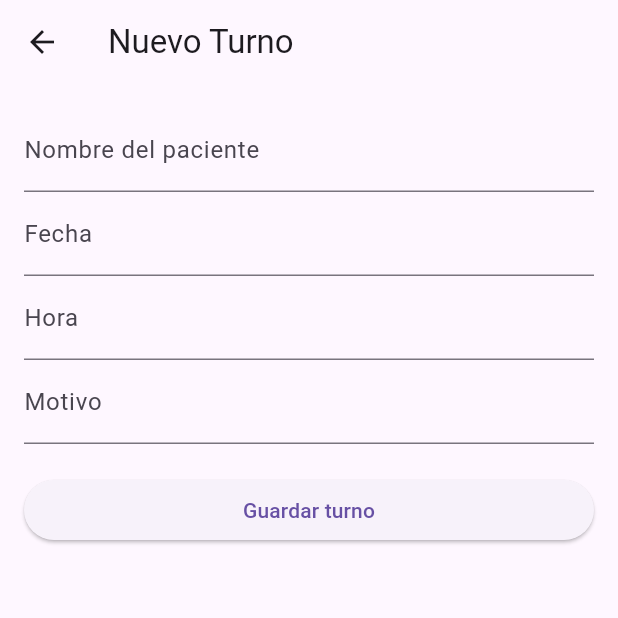
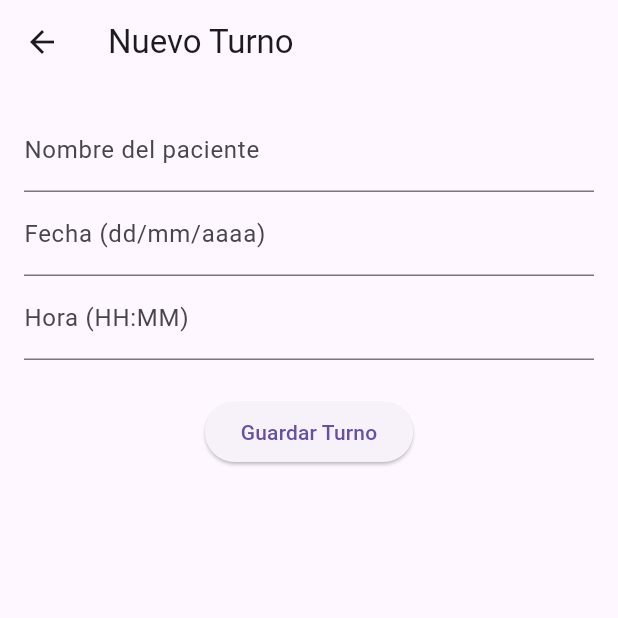
Before and after one commit to Taluok/agenda_medica_app, a Flutter app: the NuevoTurnoScreen screen opened directly, on a phone screen of 412 x 824 dp, the top half of it. Run offline on Flutter 3.47's test engine with Material 3 defaults, Android fonts, the light colour scheme and no system bars; statements that could not run were skipped.

Commit message:
🚀 Pantalla principal + formulario para crear y mostrar turnos

```diff
--- a/lib/models/turno.dart
+++ b/lib/models/turno.dart
@@ -1,13 +1,11 @@
 class Turno {
-  final String id;
   final String paciente;
-  final DateTime fecha;
-  final String especialidad;
+  final String fecha;
+  final String hora;
 
   Turno({
-    required this.id,
     required this.paciente,
     required this.fecha,
-    required this.especialidad,
+    required this.hora,
   });
 }
--- a/lib/screens/nuevo_turno_screen.dart
+++ b/lib/screens/nuevo_turno_screen.dart
@@ -1,56 +1,25 @@
 import 'package:flutter/material.dart';
+import 'turno.dart';
 
-class NuevoTurnoScreen extends StatelessWidget {
+class NuevoTurnoScreen extends StatefulWidget {
   const NuevoTurnoScreen({super.key});
 
   @override
-  Widget build(BuildContext context) {
-    return Scaffold(
-      appBar: AppBar(
-        title: const Text('Nuevo Turno'),
-      ),
-      body: Padding(
-        padding: const EdgeInsets.all(16.0),
-        child: TurnoForm(),
-      ),
-    );
-  }
+  State<NuevoTurnoScreen> createState() => _NuevoTurnoScreenState();
 }
 
-class TurnoForm extends StatefulWidget {
-  const TurnoForm({super.key});
-
-  @override
-  State<TurnoForm> createState() => _TurnoFormState();
-}
-
-class _TurnoFormState extends State<TurnoForm> {
+class _NuevoTurnoScreenState extends State<NuevoTurnoScreen> {
   final _formKey = GlobalKey<FormState>();
-  final _nombreController = TextEditingController();
-  final _fechaController = TextEditingController();
-  final _horaController = TextEditingController();
-  final _motivoController = TextEditingController();
-
-  @override
-  void dispose() {
-    _nombreController.dispose();
-    _fechaController.dispose();
-    _horaController.dispose();
-    _motivoController.dispose();
-    super.dispose();
-  }
+  final TextEditingController _pacienteController = TextEditingController();
+  final TextEditingController _fechaController = TextEditingController();
+  final TextEditingController _horaController = TextEditingController();
 
   void _guardarTurno() {
     if (_formKey.currentState!.validate()) {
-      final nuevoTurno = {
-        'nombre': _nombreController.text,
-        'fecha': _fechaController.text,
-        'hora': _horaController.text,
-        'motivo': _motivoController.text,
-      };
-
-      ScaffoldMessenger.of(context).showSnackBar(
-        const SnackBar(content: Text('Turno guardado')),
+      final nuevoTurno = Turno(
+        paciente: _pacienteController.text,
+        fecha: _fechaController.text,
+        hora: _horaController.text,
       );
 
       Navigator.pop(context, nuevoTurno);
@@ -59,40 +28,40 @@ class _TurnoFormState extends State<TurnoForm> {
 
   @override
   Widget build(BuildContext context) {
-    return Form(
+    return Scaffold(
+      appBar: AppBar(title: const Text('Nuevo Turno')),
+      body: Padding(
+        padding: const EdgeInsets.all(16.0),
+        child: Form(
           key: _formKey,
-      child: ListView(
+          child: Column(
             children: [
               TextFormField(
-            controller: _nombreController,
+                controller: _pacienteController,
                 decoration: const InputDecoration(labelText: 'Nombre del paciente'),
                 validator: (value) =>
-                value == null || value.isEmpty ? 'Campo requerido' : null,
+                    value == null || value.isEmpty ? 'Este campo es obligatorio' : null,
               ),
               TextFormField(
                 controller: _fechaController,
-            decoration: const InputDecoration(labelText: 'Fecha'),
+                decoration: const InputDecoration(labelText: 'Fecha (dd/mm/aaaa)'),
                 validator: (value) =>
-                value == null || value.isEmpty ? 'Campo requerido' : null,
+                    value == null || value.isEmpty ? 'Este campo es obligatorio' : null,
               ),
               TextFormField(
                 controller: _horaController,
-            decoration: const InputDecoration(labelText: 'Hora'),
+                decoration: const InputDecoration(labelText: 'Hora (HH:MM)'),
                 validator: (value) =>
-                value == null || value.isEmpty ? 'Campo requerido' : null,
+                    value == null || value.isEmpty ? 'Este campo es obligatorio' : null,
               ),
-          TextFormField(
-            controller: _motivoController,
-            decoration: const InputDecoration(labelText: 'Motivo'),
-            validator: (value) =>
-                value == null || value.isEmpty ? 'Campo requerido' : null,
-          ),
-          const SizedBox(height: 20),
+              const SizedBox(height: 24),
               ElevatedButton(
                 onPressed: _guardarTurno,
-            child: const Text('Guardar turno'),
+                child: const Text('Guardar Turno'),
+              )
+            ],
           ),
-        ],
+        ),
       ),
     );
   }
```
Also changed, not shown: lib/screens/home_screen.dart (+35 -2 lines). Lines whose indentation alone changed are shown as unchanged.
